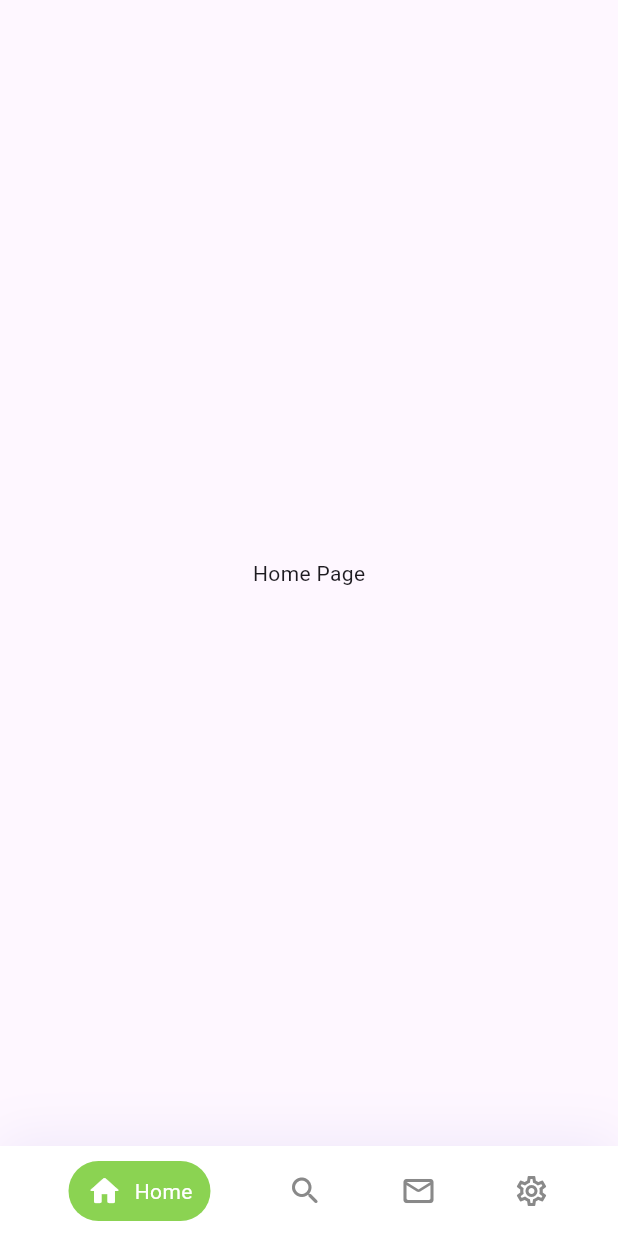
After one commit to MarkBelyi/Anima, a Flutter app: the HomePage screen opened directly, on a phone screen of 412 x 824 dp. The commit adds this screen. Run offline on Flutter 3.47's test engine with Material 3 defaults, Android fonts, the phone set to English and light mode, and no system bars; our stand-ins replace dotted_border, flutter_svg.

Commit message:
Adding Bottom Bar

```diff
--- /dev/null
+++ b/lib/Elements/bottom_bar.dart
@@ -0,0 +1,160 @@
+import 'package:flutter/material.dart';
+
+import '../Theme/Color/colors.dart';
+
+void main() {
+  runApp(MyApp());
+}
+
+class MyApp extends StatelessWidget {
+  @override
+  Widget build(BuildContext context) {
+    return MaterialApp(
+      home: HomePage(),
+    );
+  }
+}
+
+class HomePage extends StatefulWidget {
+  @override
+  _HomePageState createState() => _HomePageState();
+}
+
+class _HomePageState extends State<HomePage> {
+  int _selectedIndex = 0;
+
+  static const List<Widget> _pages = <Widget>[
+    Center(child: Text('Home Page')),
+    Center(child: Text('Search Page')),
+    Center(child: Text('Messages Page')),
+    Center(child: Text('Settings Page')),
+  ];
+
+  void _onItemTapped(int index) {
+    setState(() {
+      _selectedIndex = index;
+    });
+  }
+
+  @override
+  Widget build(BuildContext context) {
+    return Scaffold(
+      body: IndexedStack(
+        index: _selectedIndex,
+        children: _pages,
+      ),
+      bottomNavigationBar: CustomBottomBar(
+        selectedIndex: _selectedIndex,
+        onItemTapped: _onItemTapped,
+      ),
+    );
+  }
+}
+
+class CustomBottomBar extends StatelessWidget {
+  final int selectedIndex;
+  final Function(int) onItemTapped;
+
+  const CustomBottomBar({
+    super.key,
+    required this.selectedIndex,
+    required this.onItemTapped,
+  });
+
+
+  @override
+  Widget build(BuildContext context) {
+    return Container(
+      padding: const EdgeInsets.symmetric(vertical: 10, horizontal: 20),
+      decoration: BoxDecoration(
+        color: AppColors.neutralWhite,
+        boxShadow: [
+          BoxShadow(
+            color: const Color(0xFF3629B7).withOpacity(0.07),
+            spreadRadius: 0,
+            blurRadius: 30,
+            offset: const Offset(0, -5),
+          ),
+        ],
+      ),
+      child: Row(
+        mainAxisAlignment: MainAxisAlignment.spaceAround,
+        children: [
+          _buildIcon(
+            icon: Icons.home_rounded,
+            label: 'Home',
+            isActive: selectedIndex == 0,
+            onTap: () => onItemTapped(0),
+          ),
+          _buildIcon(
+            icon: Icons.search_rounded,
+            label: 'Search',
+            isActive: selectedIndex == 1,
+            onTap: () => onItemTapped(1),
+          ),
+          _buildIcon(
+            icon: Icons.mail_outline_rounded,
+            label: 'Message',
+            isActive: selectedIndex == 2,
+            onTap: () => onItemTapped(2),
+          ),
+          _buildIcon(
+            icon: Icons.settings_outlined,
+            label: 'Settings',
+            isActive: selectedIndex == 3,
+            onTap: () => onItemTapped(3),
+          ),
+        ],
+      ),
+    );
+  }
+
+  Widget _buildIcon({
+    required IconData icon,
+    required String label,
+    required bool isActive,
+    required VoidCallback onTap,
+    Color activeColor = AppColors.primaryGreenLight,
+    Color backgroundColor = Colors.transparent,
+  }) {
+    return GestureDetector(
+      onTap: onTap,
+      child: Column(
+        mainAxisSize: MainAxisSize.min,
+        children: [
+          if (isActive)
+            Container(
+              padding: EdgeInsets.symmetric(horizontal: 12, vertical: 8),
+              decoration: BoxDecoration(
+                color: activeColor,
+                borderRadius: BorderRadius.circular(20),
+              ),
+              child: Row(
+                children: [
+                  Icon(
+                    icon,
+                    color: AppColors.neutralWhite,
+                    size: 24,
+                  ),
+                  if (label.isNotEmpty) SizedBox(width: 8),
+                  if (label.isNotEmpty)
+                    Text(
+                      label,
+                      style: const TextStyle(
+                        color: AppColors.neutralWhite,
+                      ),
+                    ),
+                ],
+              ),
+            )
+          else
+            Icon(
+              icon,
+              color: AppColors.neutralGrayDark,
+              size: 24,
+            ),
+        ],
+      ),
+    );
+  }
+}
--- a/lib/Screens/forgot_password.dart
+++ b/lib/Screens/forgot_password.dart
@@ -1,5 +1,5 @@
 
-import 'package:anima/Theme/Typography/Typography.dart';
+import 'package:anima/Theme/Typography/typography.dart';
 import 'package:anima/ViewModels/forgot_password_view_model.dart';
 import 'package:flutter/material.dart';
 import 'package:provider/provider.dart';
@@ -9,95 +9,6 @@ import '../Elements/button_primary.dart';
 import '../Elements/text_field.dart';
 import '../Theme/Color/colors.dart';
 import '../generated/l10n.dart';
-/*
-class ForgotPasswordPage extends StatelessWidget {
-  const ForgotPasswordPage({super.key});
-
-  @override
-  Widget build(BuildContext context) {
-    final size = MediaQuery.of(context).size;
-    return ChangeNotifierProvider(
-      create: (_) => ForgotPasswordViewModel(),
-      child: Scaffold(
-        backgroundColor: AppColors.neutralWhite,
-        resizeToAvoidBottomInset: false,
-        appBar: CustomAppBar(
-          title: S.of(context).forgot_password,
-          backgroundColor: AppColors.neutralWhite,
-          textColor: AppColors.neutralDark,
-          iconColor: AppColors.neutralDark,
-          onLeadingPressed: () {
-            Navigator.pushNamed(context, '/sign_in');
-          },
-        ),
-        body: Consumer<ForgotPasswordViewModel>(
-          builder: (context, viewModel, child) {
-            return Align(
-              alignment: Alignment.topCenter,
-              child: Padding(
-                padding: EdgeInsets.all(size.width * 0.06),
-                child: IntrinsicHeight(
-                  child: Container(
-                    decoration: BoxDecoration(
-                      color: AppColors.neutralWhite,
-                      borderRadius: BorderRadius.circular(20),
-                      boxShadow: [
-                        BoxShadow(
-                          color: const Color(0xFF3629B7).withOpacity(0.07),
-                          spreadRadius: 0,
-                          blurRadius: 30,
-                          offset: const Offset(0, 4), // x: 0, y: 4
-                        ),
-                      ],
-                    ),
-                    child: Padding(
-                      padding: const EdgeInsets.all(20.0),
-                      child: Column(
-                        crossAxisAlignment: CrossAxisAlignment.start,
-                        mainAxisSize: MainAxisSize.min,
-                        children: [
-                          Text(
-                            S.of(context).take_phone_number,
-                            style: AppTypography.caption1.copyWith(color: AppColors.neutralGray),
-                          ),
-                          const SizedBox(height: 10),
-                          CustomTextField(
-                            hintText: S.of(context).phone,
-                            controller: viewModel.phoneController,
-                          ),
-                          const SizedBox(height: 20),
-                          Text(
-                              S.of(context).verified_code,
-                              style: AppTypography.body3.copyWith(color: AppColors.neutralDark)
-                          ),
-                          const SizedBox(height: 30),
-                          CustomButtonPrimary(
-                            text: S.of(context).send,
-                            onPressed: viewModel.isButtonEnabled ? () async {
-                              await viewModel.sendCode();
-                              ScaffoldMessenger.of(context).showSnackBar(
-                                SnackBar(
-                                  content: Text(viewModel.statusMessage),
-                                  backgroundColor: viewModel.statusMessage.contains('SUCCESS') ? Colors.green : Colors.red,
-                                ),
-                              );
-                            } : null,
-                            isEnabled: viewModel.isButtonEnabled,
-                          ),
-                        ],
-                      ),
-                    ),
-                  ),
-                ),
-              ),
-            );
-          },
-        ),
-      ),
-    );
-  }
-}
-*/
 
 class ForgotPasswordPage extends StatelessWidget {
   const ForgotPasswordPage({super.key});
--- a/lib/main.dart
+++ b/lib/main.dart
@@ -3,6 +3,7 @@ import 'package:anima/Screens/sign_in.dart';
 import 'package:anima/Screens/sign_up.dart';
 import 'package:flutter/material.dart';
 import 'package:flutter_localizations/flutter_localizations.dart';
+import 'Screens/home.dart';
 import 'generated/l10n.dart';
 
 void main() {
@@ -16,6 +17,7 @@ class MainApp extends StatelessWidget {
   Widget build(BuildContext context) {
 
     return MaterialApp(
+
       locale: const Locale('en'),
       supportedLocales: S.delegate.supportedLocales,
       localizationsDelegates: const [
@@ -24,12 +26,15 @@ class MainApp extends StatelessWidget {
         GlobalWidgetsLocalizations.delegate,
         GlobalCupertinoLocalizations.delegate,
       ],
+
       initialRoute: '/sign_in',
       routes: {
         '/sign_in': (context) => const SignInPage(),
         '/sign_up': (context) => const SignUpPage(),
-        '/forgot_password': (context) => const ForgotPasswordPage()
+        '/forgot_password': (context) => const ForgotPasswordPage(),
+        //'/home': (context) => const HomePage()
       },
     );
+
   }
 }
```
